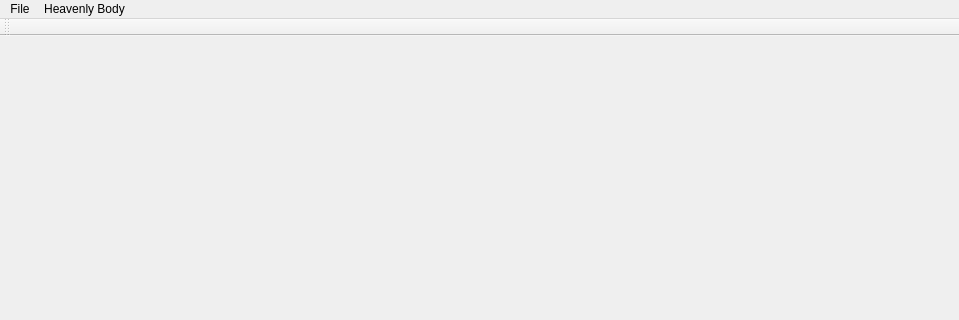
This is forms/main/mainwindow.ui in fdeitelhoff/SolarSystemSimulation as Qt 5 draws it before an edit; both pictures show x 0 to 959 and y 0 to 320 of the 959 by 652 pixel window. The edited form follows.
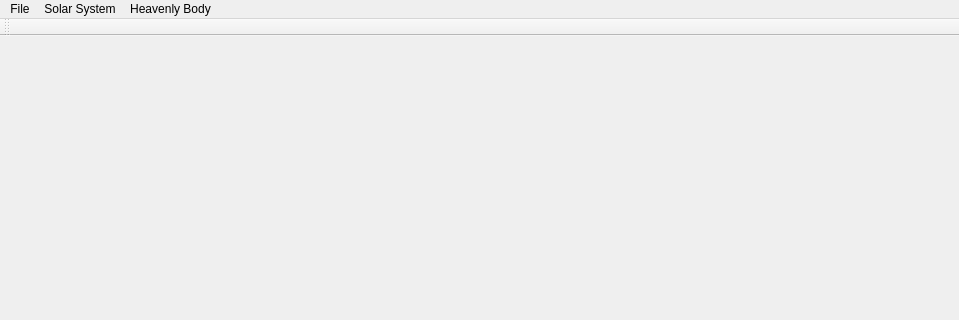
This is the edited form.

Commit message: - Overview for the Solar Systems. - First GUI for the Solar System details. - Some test data for the Solar Systems. - Some refactoring concerning the GUI.

Diff of the .ui file:
```diff
--- a/forms/main/mainwindow.ui
+++ b/forms/main/mainwindow.ui
@@ -34,7 +34,14 @@
     </property>
     <addaction name="actionHeavenlyBodyOverview"/>
    </widget>
+   <widget class="QMenu" name="menuSolar_System">
+    <property name="title">
+     <string>Solar System</string>
+    </property>
+    <addaction name="actionSolarSystemOverview"/>
+   </widget>
    <addaction name="menuFile"/>
+   <addaction name="menuSolar_System"/>
    <addaction name="menuHeavenly_Body"/>
   </widget>
   <widget class="QToolBar" name="mainToolBar">
```
Left out of the diff: 5 changed lines with no effect on the pictures. The commit also changes 24 other files.
